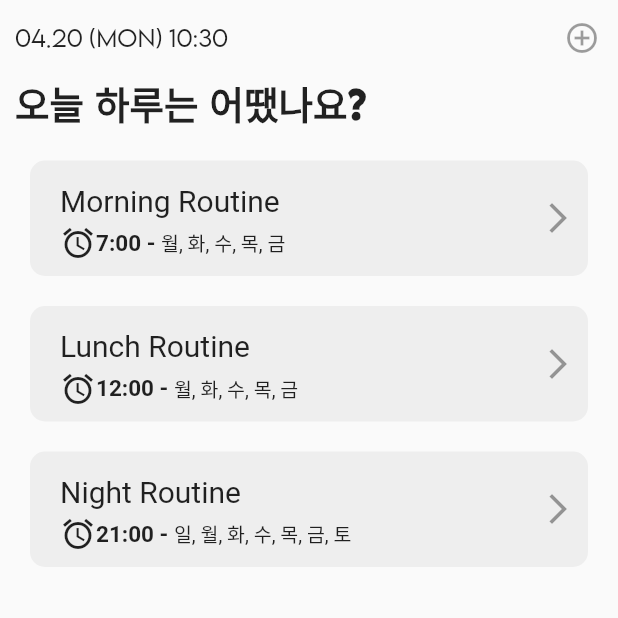
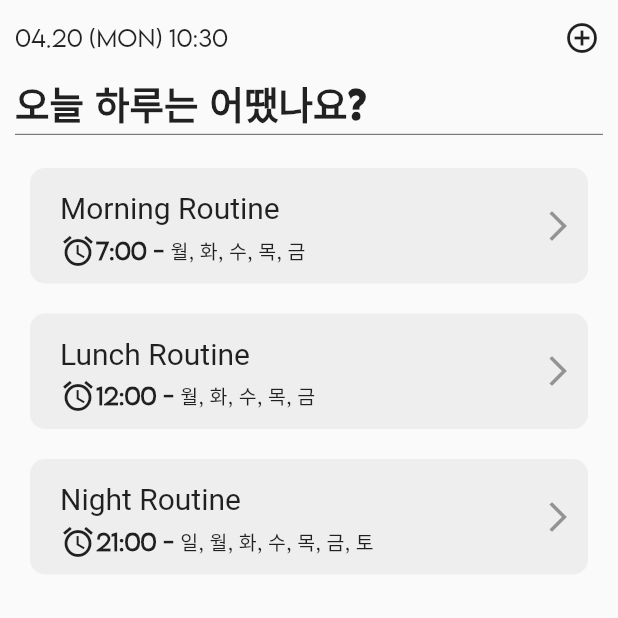
Before and after one commit to StrangeLee/RoutineApp, a Flutter app: the screen it shows after launch, on a phone screen of 412 x 824 dp, the top half of it. Run offline on Flutter 3.47's test engine with Material 2 defaults, Android fonts, the phone set to English and light mode, and no system bars; our stand-ins replace animated_text_kit.

Commit message:
Add TextAnimation
Add TextAnimation at show_routines.dart
Edit add_routines.dart

```diff
--- a/lib/main.dart
+++ b/lib/main.dart
@@ -10,7 +10,7 @@ class MyApp extends StatelessWidget {
       debugShowCheckedModeBanner: false,
       title: '(MR)Make your Routine',
       theme: ThemeData(
-        primarySwatch: Colors.lime,
+        primarySwatch: Colors.grey,
       ),
       home: SplashScreen()
     );
--- a/lib/show_routines.dart
+++ b/lib/show_routines.dart
@@ -1,6 +1,8 @@
 import 'package:flutter/cupertino.dart';
 import 'package:flutter/material.dart';
 import 'package:intl/intl.dart';
+import 'package:routineapp/add_routines.dart';
+import 'package:animated_text_kit/animated_text_kit.dart';
 
 class ShowRoutines extends StatefulWidget {
   @override
@@ -34,24 +36,41 @@ class _ShowRoutinesState extends State<ShowRoutines> {
                     icon: Icon(
                         Icons.add_circle_outline
                     ),
-                    // TODO : onPressed 함수 추가 및 add_routines.dart 만들기
-                    onPressed: null,
+                    onPressed: () => {
+                      Navigator.of(context).pushReplacement(MaterialPageRoute(
+                        builder: (context) => AddPage()
+                      ))
+                    },
                   )
                 ],
               ),
               Container(
                 alignment: Alignment.centerLeft,
                 padding: EdgeInsets.fromLTRB(10, 0, 0, 0),
-                child: Text(
-                  '오늘 하루는 어땠나요?',
-                  style: TextStyle(
+                child: TyperAnimatedTextKit(
+                  text: [
+                    '오늘 하루는 어땠나요?'
+                  ],
+                  textStyle: TextStyle(
                     fontSize: 25.0,
                     fontFamily: 'LemonMilkMedium',
                     fontWeight: FontWeight.bold,
                   ),
-                ),
+                  textAlign: TextAlign.start,
+                  alignment: AlignmentDirectional.topStart,
+                  isRepeatingAnimation: false,
+                  speed: new Duration(
+                    milliseconds: 200,
+                  ),
+                )
               ),
-              // TODO : Bottom Line 추가
+              Divider(
+                height: 5.0, // 위 아래 합친 60
+                color: Colors.grey[850],
+                thickness: 0.5,
+                endIndent: 10.0,
+                indent: 10.0,
+              ),
               Padding(
                   padding: EdgeInsets.fromLTRB(0, 20, 0, 0)
               ),
@@ -102,13 +121,15 @@ class _ShowRoutinesState extends State<ShowRoutines> {
                         '$time - ',
                         style: TextStyle(
                           fontSize: 15.0,
-                          fontWeight: FontWeight.bold
+                          fontWeight: FontWeight.bold,
+                          fontFamily: 'LemonMilkLight',
                         ),
                       ),
                       Text(
                         days,
                         style: TextStyle(
                             fontSize: 13.0,
+                            fontFamily: 'LemonMilkLight',
                         ),
                       ),
                     ],
```
Also changed, not shown: lib/add_routines.dart (added, +173 -0 lines), pubspec.yaml (+11 -3 lines), assets/fonts/LemonMilkLight.otf (renamed from fonts/LemonMilkLight.otf), assets/fonts/LemonMilkMedium.otf (renamed from fonts/LemonMilkMedium.otf), lib/show_detail_routines.dart (added), pubspec.lock, 2 other files.
